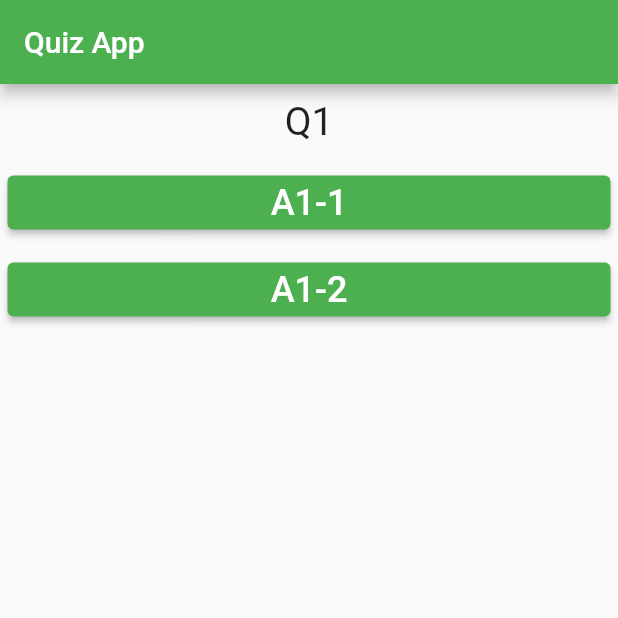
After one commit to jinyongnan810/flutter-quiz-app, a Flutter app: the screen it shows after launch, on a phone screen of 412 x 824 dp, the top half of it. The commit adds this screen. Run offline on Flutter 3.47's test engine with Material 2 defaults, Android fonts, the phone set to English and light mode, and no system bars.

Commit message:
refactor to independent components

```diff
--- a/lib/main.dart
+++ b/lib/main.dart
@@ -1,18 +1,10 @@
 import 'package:flutter/material.dart';
-import './question.dart';
-import './answer.dart';
+import './quiz.dart';
+import './result.dart';
+import './types.dart';
 
 void main() {
   runApp(MyApp());
-}
-
-class QA {
-  String question = '';
-  List<String> answers = [];
-  QA(String question, List<String> answers) {
-    this.question = question;
-    this.answers = answers;
-  }
 }
 
 class MyApp extends StatefulWidget {
@@ -48,15 +40,11 @@ class _MyAppState extends State<MyApp> {
             title: Text('Quiz App'),
           ),
           body: _questionIndex < _qas.length
-              ? Column(
-                  children: [
-                    Question(_qas[_questionIndex].question),
-                    ..._qas[_questionIndex].answers.map((e) {
-                      return Answer(e, _onAnswerSelected);
-                    })
-                  ],
-                )
-              : Center(child: Text('Thank you for answering!')),
+              ? Quiz(
+                  qas: _qas,
+                  questionIndex: _questionIndex,
+                  onAnswerSelected: _onAnswerSelected)
+              : Result(text: 'Thank you for answering!'),
         ));
   }
 }
--- /dev/null
+++ b/lib/quiz.dart
@@ -0,0 +1,26 @@
+import 'package:flutter/material.dart';
+import './question.dart';
+import './answer.dart';
+import './types.dart';
+
+class Quiz extends StatelessWidget {
+  List<QA> qas;
+  int questionIndex;
+  VoidCallback onAnswerSelected;
+  Quiz(
+      {required this.qas,
+      required this.questionIndex,
+      required this.onAnswerSelected});
+
+  @override
+  Widget build(BuildContext context) {
+    return Column(
+      children: [
+        Question(qas[questionIndex].question),
+        ...qas[questionIndex].answers.map((e) {
+          return Answer(e, onAnswerSelected);
+        })
+      ],
+    );
+  }
+}
--- /dev/null
+++ b/lib/types.dart
@@ -0,0 +1,8 @@
+class QA {
+  String question = '';
+  List<String> answers = [];
+  QA(String question, List<String> answers) {
+    this.question = question;
+    this.answers = answers;
+  }
+}
```
Also changed, not shown: lib/result.dart (added, +11 -0 lines).
